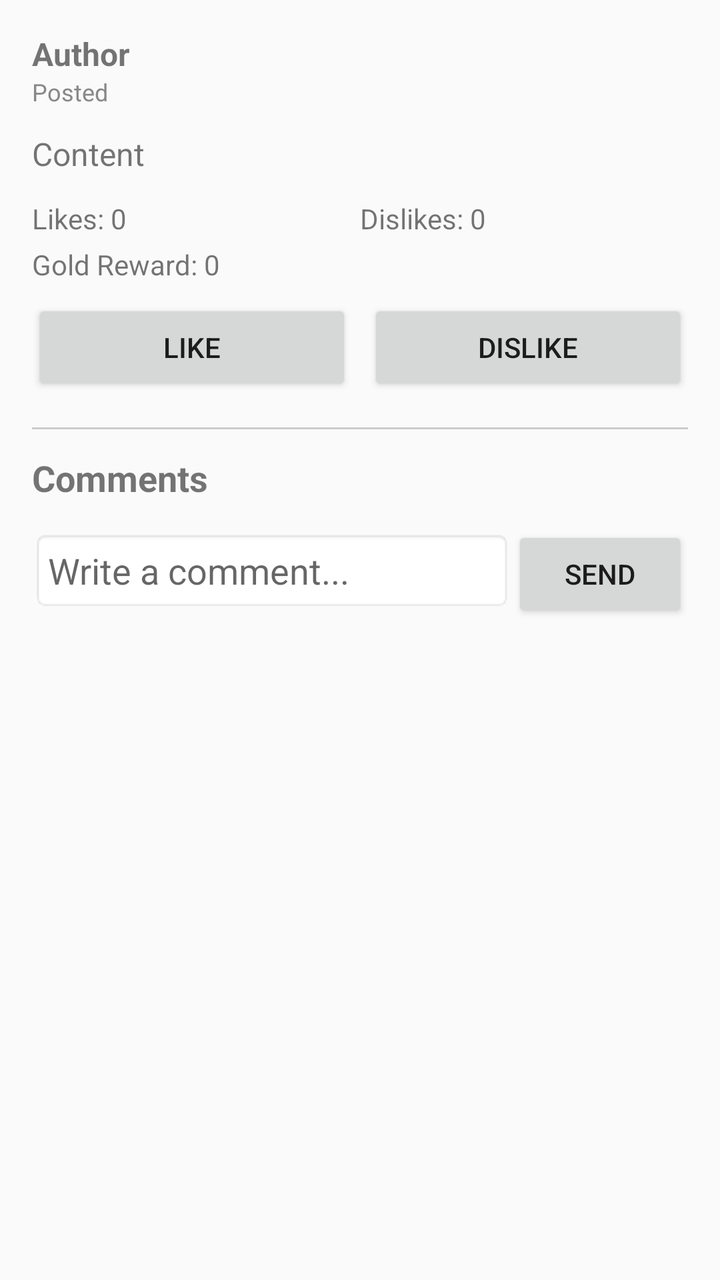
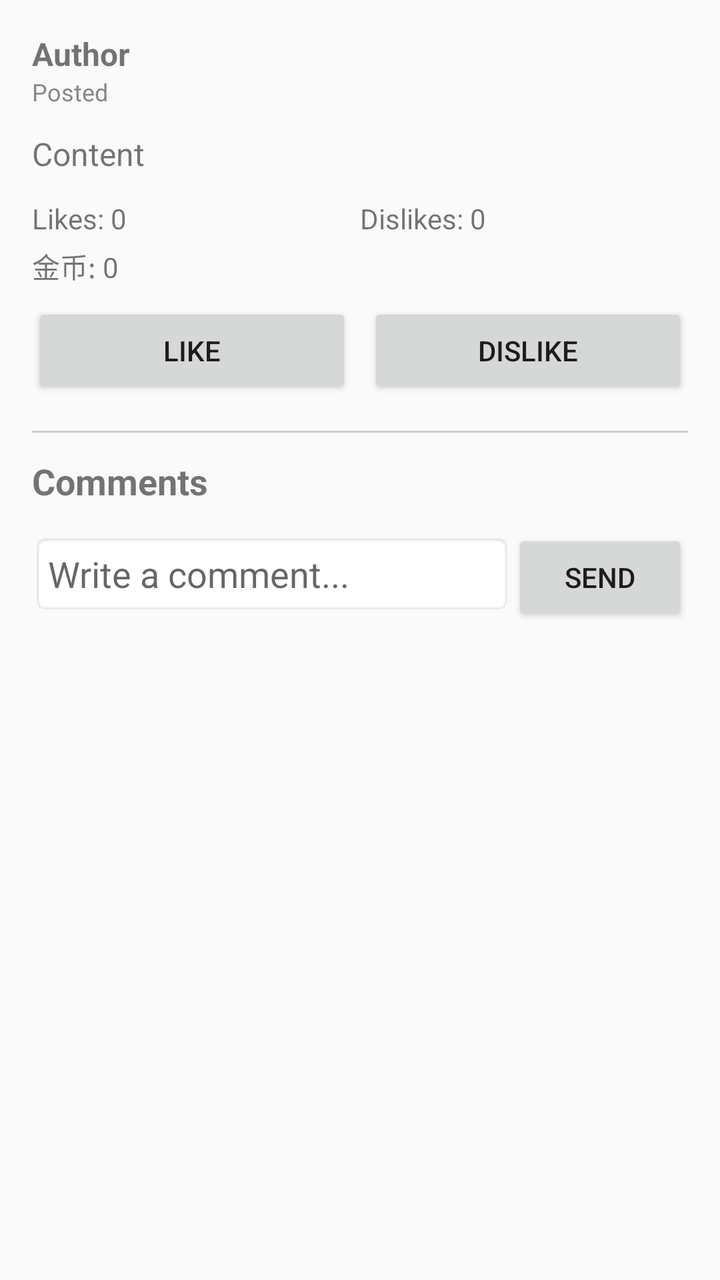

An Android layout rendered at two revisions. The XML below is the earlier revision; the diff shows what the commit changed to produce the second picture.
<!-- AndroidManifest.xml: application theme Theme.DShare -->
<!-- res/layout/activity_post_detail.xml -->
<?xml version="1.0" encoding="utf-8"?>
<ScrollView xmlns:android="http://schemas.android.com/apk/res/android"
    android:layout_width="match_parent"
    android:layout_height="match_parent">
    <LinearLayout
        android:layout_width="match_parent"
        android:layout_height="wrap_content"
        android:orientation="vertical"
        android:padding="16dp">
        <TextView
            android:id="@+id/tv_author"
            android:layout_width="match_parent"
            android:layout_height="wrap_content"
            android:text="Author"
            android:textStyle="bold"
            android:textSize="16sp" />
        <TextView
            android:id="@+id/tv_timestamp"
            android:layout_width="match_parent"
            android:layout_height="wrap_content"
            android:text="Posted"
            android:textSize="12sp"
            android:textColor="#888" />
        <TextView
            android:id="@+id/tv_content_detail"
            android:layout_width="match_parent"
            android:layout_height="wrap_content"
            android:text="Content"
            android:textSize="16sp"
            android:layout_marginTop="12dp" />
        <LinearLayout
            android:layout_width="match_parent"
            android:layout_height="wrap_content"
            android:orientation="horizontal"
            android:layout_marginTop="12dp">
            <TextView
                android:id="@+id/tv_likes"
                android:layout_width="0dp"
                android:layout_height="wrap_content"
                android:layout_weight="1"
                android:text="Likes: 0" />
            <TextView
                android:id="@+id/tv_dislikes"
                android:layout_width="0dp"
                android:layout_height="wrap_content"
                android:layout_weight="1"
                android:text="Dislikes: 0" />
        </LinearLayout>
        <TextView
            android:id="@+id/tv_gold_reward"
            android:layout_width="wrap_content"
            android:layout_height="wrap_content"
            android:text="Gold Reward: 0"
            android:layout_marginTop="4dp" />
        <LinearLayout
            android:id="@+id/ll_media_container"
            android:layout_width="match_parent"
            android:layout_height="wrap_content"
            android:orientation="vertical"
            android:layout_marginTop="12dp"
            android:visibility="gone" />
        <LinearLayout
            android:layout_width="match_parent"
            android:layout_height="wrap_content"
            android:orientation="horizontal"
            android:layout_marginTop="8dp">
            <Button
                android:id="@+id/btn_like"
                android:layout_width="0dp"
                android:layout_height="wrap_content"
                android:layout_weight="1"
                android:text="Like"
                android:layout_marginEnd="8dp" />
            <Button
                android:id="@+id/btn_dislike"
                android:layout_width="0dp"
                android:layout_height="wrap_content"
                android:layout_weight="1"
                android:text="Dislike" />
        </LinearLayout>
        <View
            android:layout_width="match_parent"
            android:layout_height="1dp"
            android:background="#CCC"
            android:layout_marginTop="16dp" />
        <TextView
            android:layout_width="wrap_content"
            android:layout_height="wrap_content"
            android:text="Comments"
            android:textStyle="bold"
            android:textSize="18sp"
            android:layout_marginTop="12dp" />
        <androidx.recyclerview.widget.RecyclerView
            android:id="@+id/rv_comments"
            android:layout_width="match_parent"
            android:layout_height="wrap_content"
            android:nestedScrollingEnabled="false" />
        <LinearLayout
            android:layout_width="match_parent"
            android:layout_height="wrap_content"
            android:orientation="horizontal"
            android:layout_marginTop="12dp">
            <EditText
                android:id="@+id/et_comment"
                android:layout_width="0dp"
                android:layout_height="wrap_content"
                android:layout_weight="1"
                android:hint="Write a comment..."
                android:padding="8dp"
                android:background="@android:drawable/editbox_background" />
            <Button
                android:id="@+id/btn_submit_comment"
                android:layout_width="wrap_content"
                android:layout_height="wrap_content"
                android:text="Send" />
        </LinearLayout>
    </LinearLayout>
</ScrollView>
<!-- resources referenced by this layout -->
<resources>
  <style name="Theme.DShare" parent="Theme.AppCompat.Light.NoActionBar">
          <item name="colorPrimary">@color/primary</item>
          <item name="colorPrimaryDark">@color/primary_dark</item>
          <item name="colorAccent">@color/accent</item>
      </style>
  <color name="primary">#1A237E</color>
  <color name="primary_dark">#0D1B5E</color>
  <color name="accent">#FF6F00</color>
</resources>

<!-- the commit's change to res/layout/activity_post_detail.xml (unified diff, before → after) -->
@@ -50,13 +50,12 @@
             android:id="@+id/tv_gold_reward"
             android:layout_width="wrap_content"
             android:layout_height="wrap_content"
-            android:text="Gold Reward: 0"
+            android:text="金币: 0"
             android:layout_marginTop="4dp" />
-        <LinearLayout
-            android:id="@+id/ll_media_container"
+        <androidx.recyclerview.widget.RecyclerView
+            android:id="@+id/rv_media_detail"
             android:layout_width="match_parent"
             android:layout_height="wrap_content"
-            android:orientation="vertical"
             android:layout_marginTop="12dp"
             android:visibility="gone" />
         <LinearLayout
